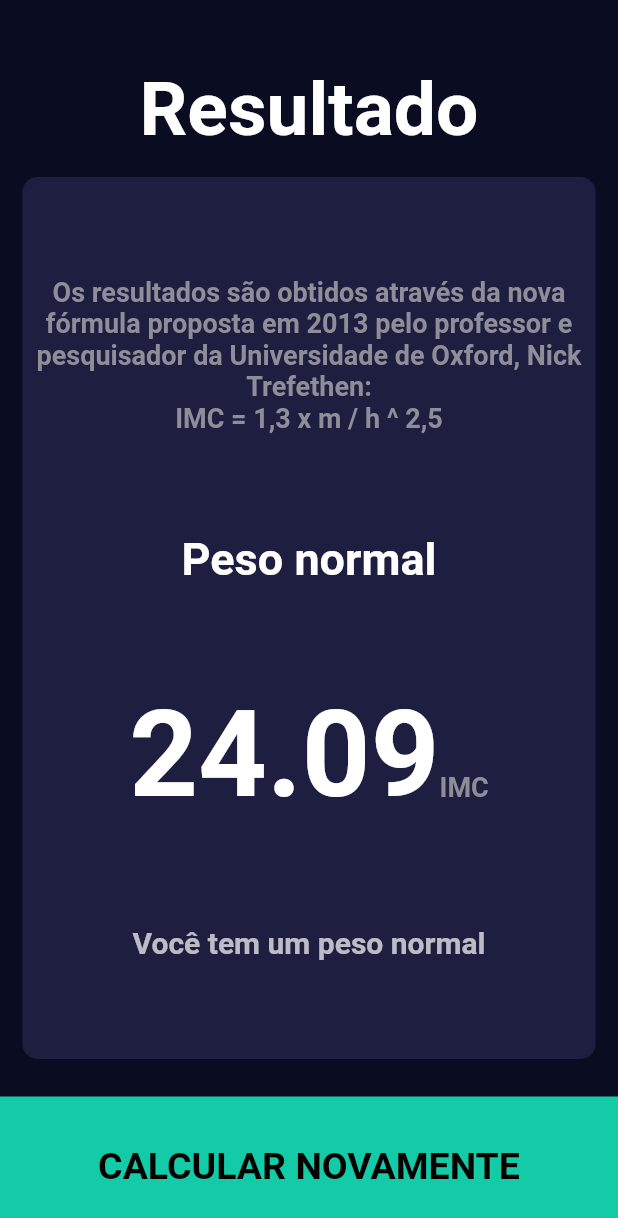
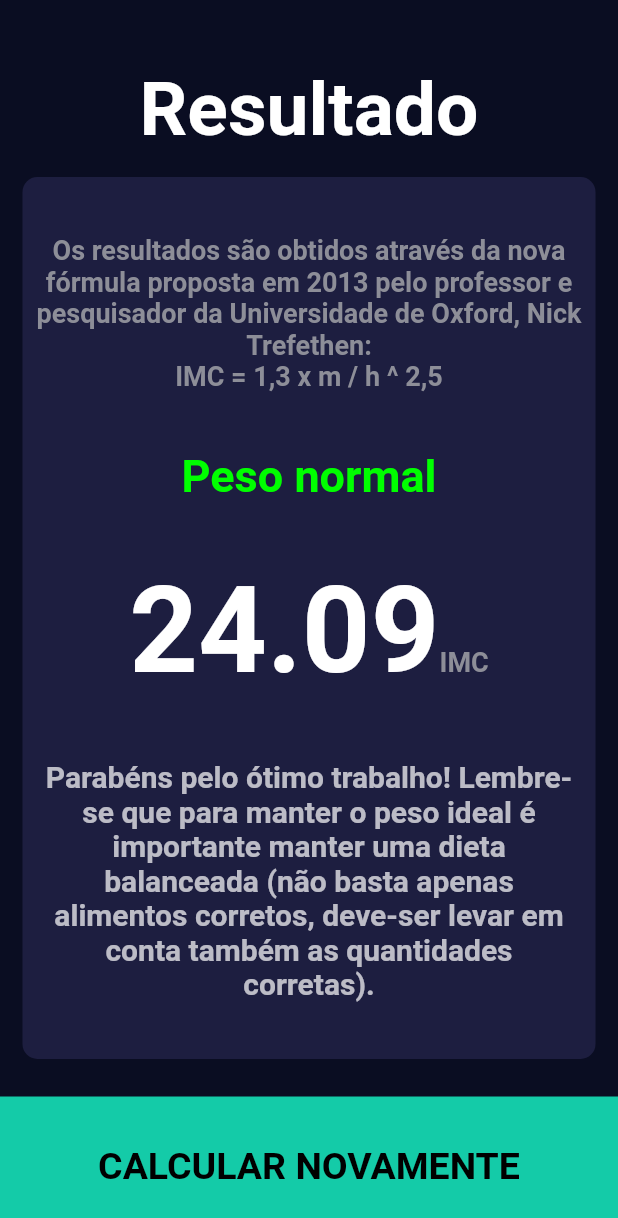
Before and after one commit to Esan2019/Flutter-BMI-Calculator, a Flutter app: the screen it shows after launch, after a tap on "CALCULAR", on a phone screen of 412 x 824 dp. Shown: the top 1218 px of the screen. Run offline on Flutter 3.47's test engine with Material 2 defaults, Android fonts, the phone set to English and light mode, and no system bars; our stand-ins replace font_awesome_flutter.

Commit message:
Added more result colors and tips

```diff
--- a/lib/calculator.dart
+++ b/lib/calculator.dart
@@ -1,6 +1,8 @@
 import 'dart:math';
 
 import 'package:flutter/material.dart';
+
+const String obeseTip = 'Sua situação é grave. Recomendamos consultar um endocrinologista.';
 
 enum Result {
   severelyUnderweight,
@@ -45,28 +47,43 @@ class Calculator {
       return 'Obesidade grau I';
     } else if (_bmi >= 35.0 && _bmi <= 39.99) {
       result = Result.obeseClass2;
-      return 'Obesidade grau II';
+      return 'Obesidade grau II (severa)';
     } else {
       result = Result.obeseClass3;
-      return 'Obesidade grau III';
+      return 'Obesidade grau III (mórbida)';
     }
   }
 
-  //TODO: Add more colors
   Color getResultColor() {
-    if (result == Result.severelyUnderweight) {
+    if (result == Result.severelyUnderweight || result == Result.obeseClass1) {
       return Color(0xFFFF0008);
+    }
+    if (result == Result.underweight || result == Result.overweight) {
+      return Color(0xFFFBFF00);
+    }
+    if (result == Result.normal) {
+      return Color(0xFF00FF00);
+    }
+    else {
+      return Color(0xFFFF00C3);
     }
   }
 
-  //TODO: Add more tips
   String getTip() {
     if (result == Result.severelyUnderweight) {
       return 'Especialistas do Hospital de St. Michael\'s, no Canadá, afirmam que estar abaixo do peso apresenta mais riscos à saúde do que estar acima do peso. Para se obter um ganho de peso saudável, alimentos ricos em calorias não são a escolha correta, mas sim, aqueles com uma quantidade calórica equilibrada ricos em vitamina, proteína e principalmente carboidratos que contribuem no aumento de massa muscular, e que possuem pequenas taxas de gorduras trans e saturada.';
-    } else if (_bmi > 18.5) {
-      return 'Você tem um peso normal';
-    } else {
-      return 'Você tem um peso abaixo do normal';
+    }
+    if (result == Result.underweight) {
+      return 'O melhor caminho para ganhar peso de forma saudável é aliar a prática de exercícios físicos que contribuam para o ganho de massa muscular (como musculação e crossfit), e uma alimentação balanceada (alimentos naturais e frescos, como cereais, frutas e legumes).';
+    }
+    if (result == Result.normal) {
+      return 'Parabéns pelo ótimo trabalho! Lembre-se que para manter o peso ideal é importante manter uma dieta balanceada (não basta apenas alimentos corretos, deve-ser levar em conta também as quantidades corretas).';
+    }
+    if (result == Result.overweight) {
+      return 'O melhor caminho para perder peso de forma saudável é aliar a prática de exercícios físicos que queimam calorias (como corrida e natação), e uma dieta balanceada. Não é necessário (e nem saudável) deixar de se alimentar durante longos períodos de tempo no intuito de emagrecer. Você apenas precisa comer os alimentos certos, na quantidade certa.';
+    }
+    else {
+      return obeseTip;
     }
   }
 }
```
